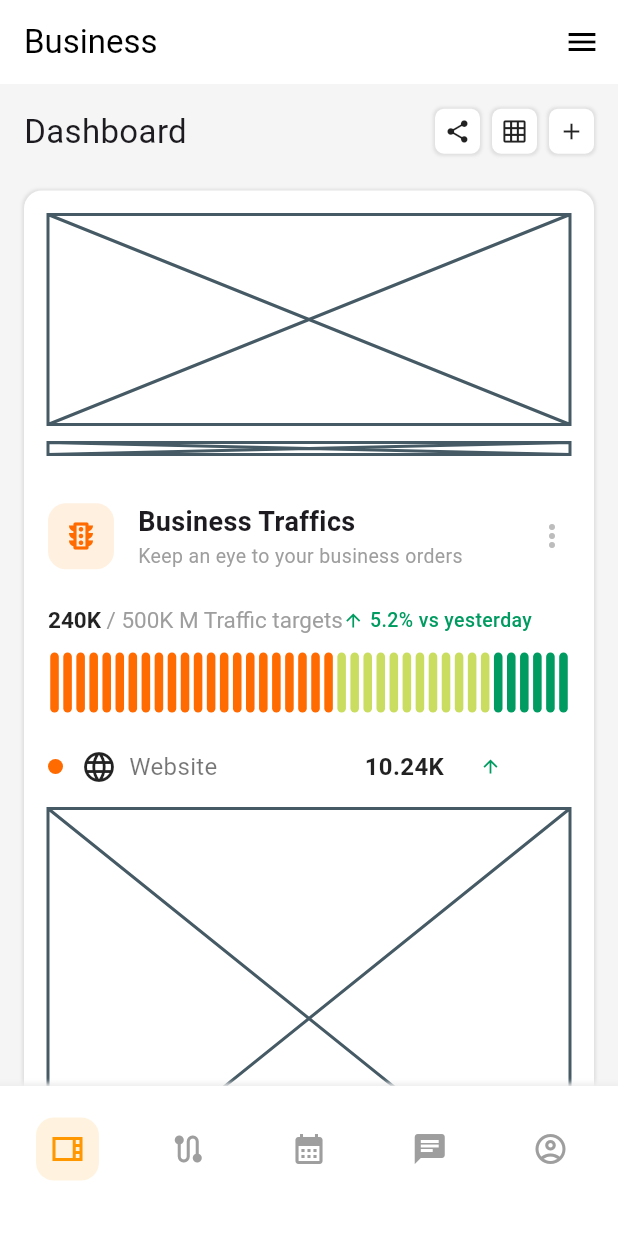
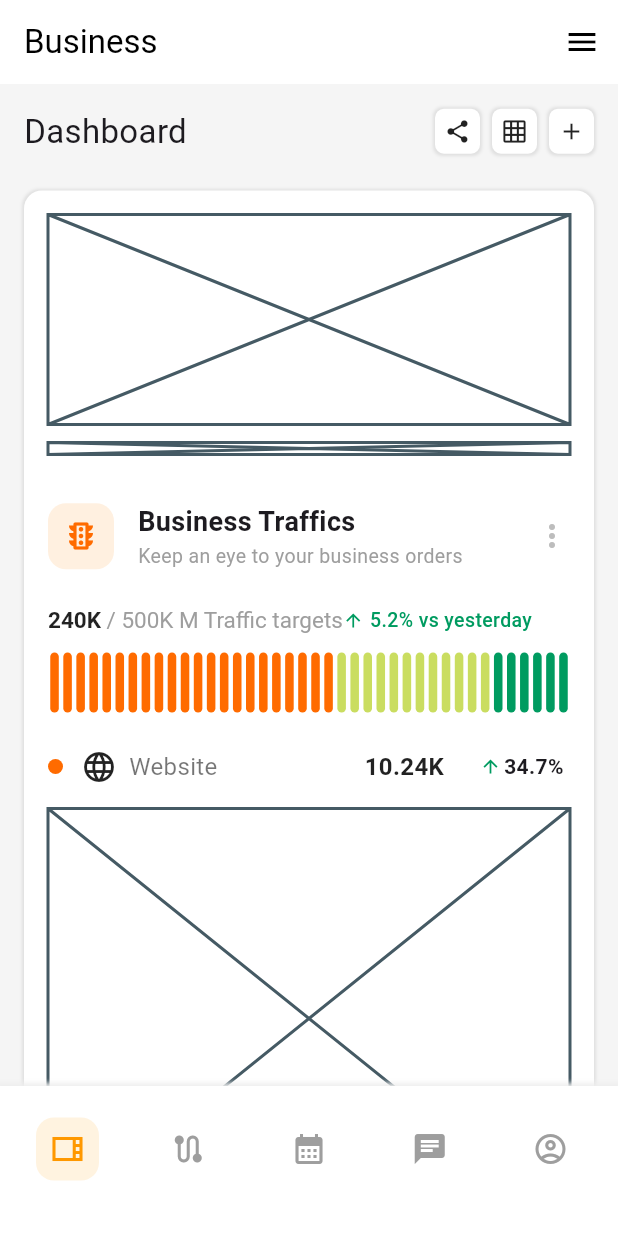
Before and after one commit to JAICHANGPARK/flutter_notebook_chapter_49, a Flutter app: the BusinessMainPage screen opened directly, on a phone screen of 412 x 824 dp. Run offline on Flutter 3.47's test engine with Material 3 defaults, Android fonts, the phone set to English and light mode, and no system bars; our stand-ins replace dots_indicator, gap, google_fonts.

Commit message:
Update business_traffic_card_widget.dart

```diff
--- a/lib/ep2467_business_control_center_app/ui/business_traffic_card_widget.dart
+++ b/lib/ep2467_business_control_center_app/ui/business_traffic_card_widget.dart
@@ -186,6 +186,10 @@ class PlatformRow extends StatelessWidget {
                 size: 14,
                 color: isUp ? Color(0xFF009B60) : Color(0xFFE53935),
               ),
+              Gap(2),
+              Text(percent, style: TextStyle(fontWeight: .bold,
+
+              )),
             ],
           ),
         ),
```
